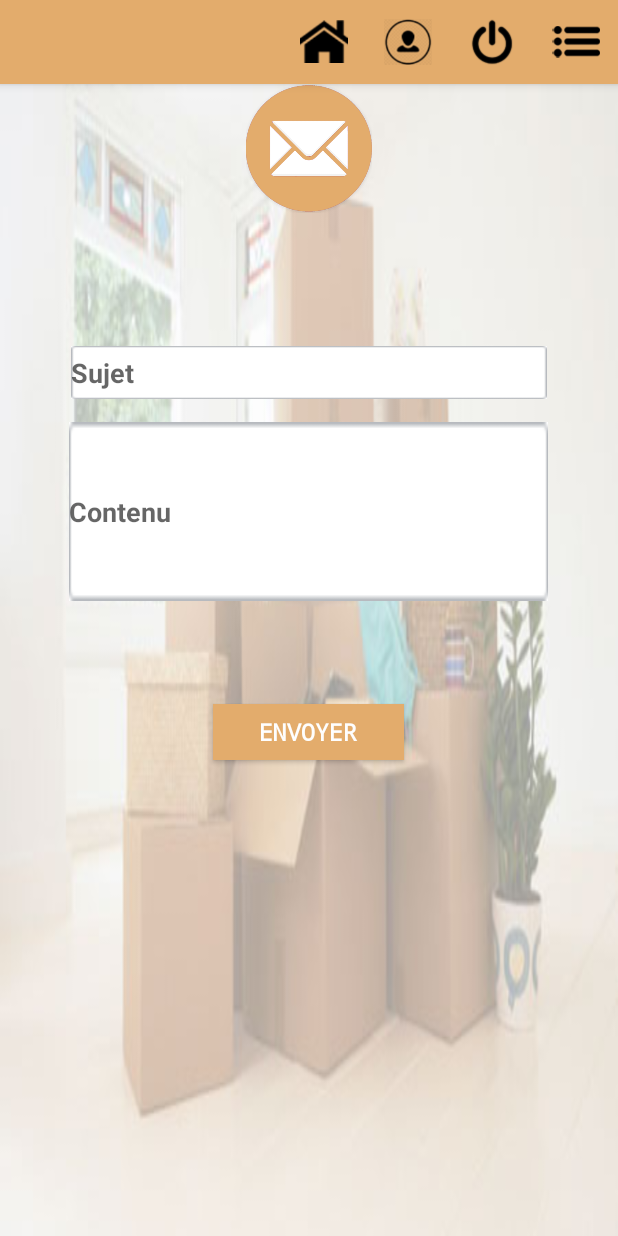
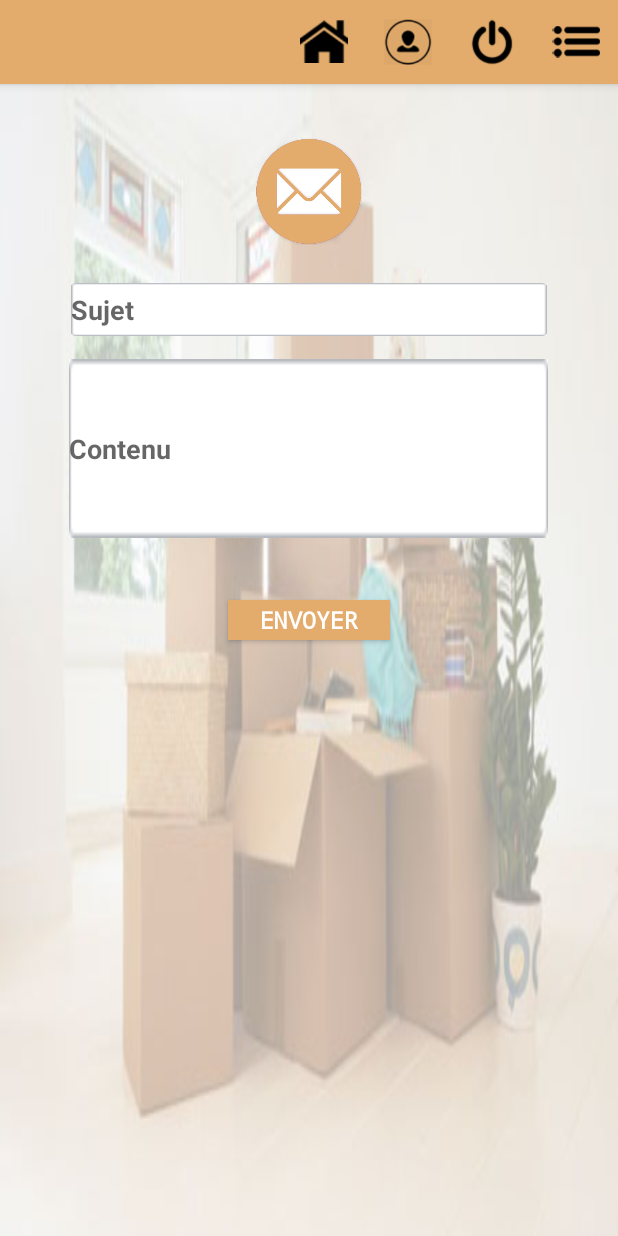
Before and after one commit to Nadakd/App-Tuni-Demenager, an Android app: the envoyer_message screen opened directly, with no data from a screen before it, on a phone screen of 412 x 824 dp. Run offline under Robolectric (Android 15) with nearby library versions, the phone set to English and light mode, and no system bars.

Commit message:
11/10/2021

```diff
--- a/app/src/main/java/com/example/app_tuni_dmnager/accueil_tuni_demenager.java
+++ b/app/src/main/java/com/example/app_tuni_dmnager/accueil_tuni_demenager.java
@@ -75,7 +75,7 @@ public class accueil_tuni_demenager  extends AppCompatActivity {
         switch (item.getItemId()) {
 
             case R.id.menu_home:
-                Intent intent = new Intent(this,MainActivity.class);
+                Intent intent = new Intent(this,accueil_tuni_demenager.class);
                 this.startActivity(intent);
                 finish();
                 return true;
--- a/app/src/main/java/com/example/app_tuni_dmnager/devis.java
+++ b/app/src/main/java/com/example/app_tuni_dmnager/devis.java
@@ -53,7 +53,7 @@ public class devis extends AppCompatActivity {
         switch (item.getItemId()) {
 
             case R.id.menu_home:
-                Intent intent = new Intent(this,MainActivity.class);
+                Intent intent = new Intent(this,accueil_tuni_demenager.class);
                 this.startActivity(intent);
                 finish();
                 return true;
--- a/app/src/main/java/com/example/app_tuni_dmnager/envoyer_demande_demenagement.java
+++ b/app/src/main/java/com/example/app_tuni_dmnager/envoyer_demande_demenagement.java
@@ -46,7 +46,7 @@ public class envoyer_demande_demenagement extends AppCompatActivity {
         switch (item.getItemId()) {
 
             case R.id.menu_home:
-                Intent intent = new Intent(this,MainActivity.class);
+                Intent intent = new Intent(this,accueil_tuni_demenager.class);
                 this.startActivity(intent);
                 finish();
                 return true;
--- a/app/src/main/java/com/example/app_tuni_dmnager/envoyer_demande_devis_dem.java
+++ b/app/src/main/java/com/example/app_tuni_dmnager/envoyer_demande_devis_dem.java
@@ -134,7 +134,7 @@ public class envoyer_demande_devis_dem  extends AppCompatActivity {
         switch (item.getItemId()) {
 
             case R.id.menu_home:
-                Intent intent = new Intent(this,MainActivity.class);
+                Intent intent = new Intent(this,accueil_tuni_demenager.class);
                 this.startActivity(intent);
                 finish();
                 return true;
--- a/app/src/main/java/com/example/app_tuni_dmnager/envoyer_message.java
+++ b/app/src/main/java/com/example/app_tuni_dmnager/envoyer_message.java
@@ -73,7 +73,7 @@ public class envoyer_message  extends AppCompatActivity {
         switch (item.getItemId()) {
 
             case R.id.menu_home:
-                Intent intent = new Intent(this,MainActivity.class);
+                Intent intent = new Intent(this,accueil_tuni_demenager.class);
                 this.startActivity(intent);
                 finish();
                 return true;
--- a/app/src/main/java/com/example/app_tuni_dmnager/infodemenageur.java
+++ b/app/src/main/java/com/example/app_tuni_dmnager/infodemenageur.java
@@ -54,7 +54,7 @@ public class infodemenageur extends AppCompatActivity {
         switch (item.getItemId()) {
 
             case R.id.menu_home:
-                Intent intent = new Intent(this,MainActivity.class);
+                Intent intent = new Intent(this,accueil_tuni_demenager.class);
                 this.startActivity(intent);
                 finish();
                 return true;
--- a/app/src/main/java/com/example/app_tuni_dmnager/profil_client.java
+++ b/app/src/main/java/com/example/app_tuni_dmnager/profil_client.java
@@ -74,7 +74,7 @@ public class profil_client extends AppCompatActivity {
         switch (item.getItemId()) {
 
             case R.id.menu_home:
-                Intent intent = new Intent(this,MainActivity.class);
+                Intent intent = new Intent(this,accueil_tuni_demenager.class);
                 this.startActivity(intent);
                 finish();
                 return true;
--- a/app/src/main/res/layout/envoyer_message.xml
+++ b/app/src/main/res/layout/envoyer_message.xml
@@ -20,22 +20,22 @@
         android:orientation="vertical">
 
 
-        <ImageView
-            android:id="@+id/imageView2"
-            android:layout_width="match_parent"
-            android:layout_height="86dp"
-            app:srcCompat="@drawable/message" />
-
         <LinearLayout
 
             android:layout_width="match_parent"
             android:layout_height="36dp"
             android:orientation="vertical"></LinearLayout>
 
+        <ImageView
+            android:id="@+id/imageView2"
+            android:layout_width="match_parent"
+            android:layout_height="71dp"
+            app:srcCompat="@drawable/message" />
+
         <LinearLayout
             android:id="@+id/top1"
             android:layout_width="match_parent"
-            android:layout_height="276dp"
+            android:layout_height="221dp"
             android:gravity="center_vertical|center_horizontal"
             android:orientation="vertical">
 
@@ -72,13 +72,13 @@
         <LinearLayout
             android:id="@+id/loginLayout"
             android:layout_width="match_parent"
-            android:layout_height="wrap_content"
+            android:layout_height="52dp"
             android:orientation="vertical">
 
 
             <Button
                 android:id="@+id/env_msg_dem"
-                android:layout_width="127dp"
+                android:layout_width="108dp"
                 android:layout_height="37dp"
                 android:layout_gravity="center"
                 android:layout_marginTop="15dp"
```
